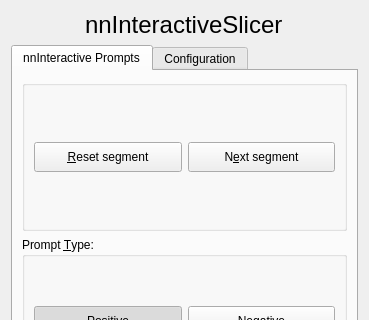
Old version of the form slicer_plugin/SlicerNNInteractive/Resources/UI/SlicerNNInteractive.ui in the repository rohith50/SlicerNNInteractive; both pictures show x 0 to 369 and y 0 to 320 of the 369 by 800 pixel window.
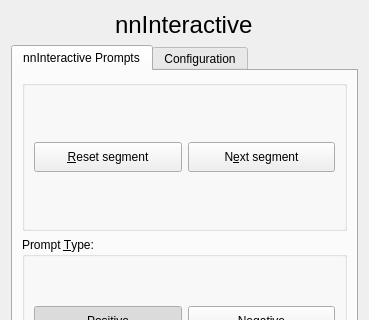
New version of the form. Custom widgets are drawn as their Qt base class.

Commit message: Update extension title in UI

The edit to the form file:
```diff
--- a/slicer_plugin/SlicerNNInteractive/Resources/UI/SlicerNNInteractive.ui
+++ b/slicer_plugin/SlicerNNInteractive/Resources/UI/SlicerNNInteractive.ui
@@ -24,7 +24,7 @@
         </font>
        </property>
        <property name="text">
-        <string>nnInteractiveSlicer</string>
+        <string>nnInteractive</string>
        </property>
       </widget>
      </item>
```
Left out of the diff: 4 changed lines with no effect on the pictures.
